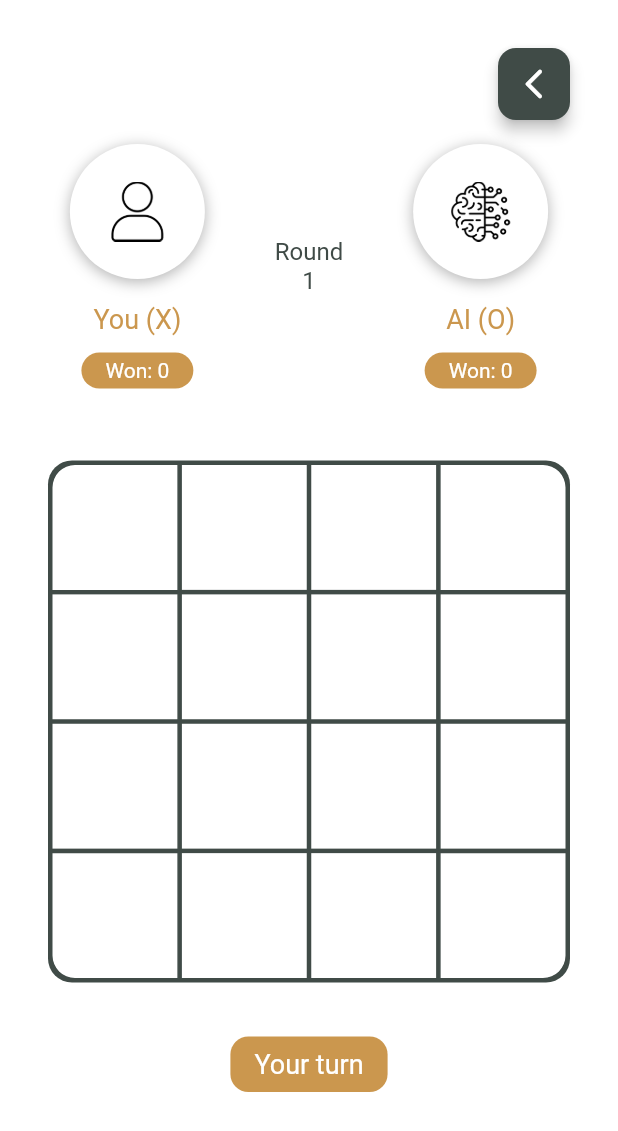
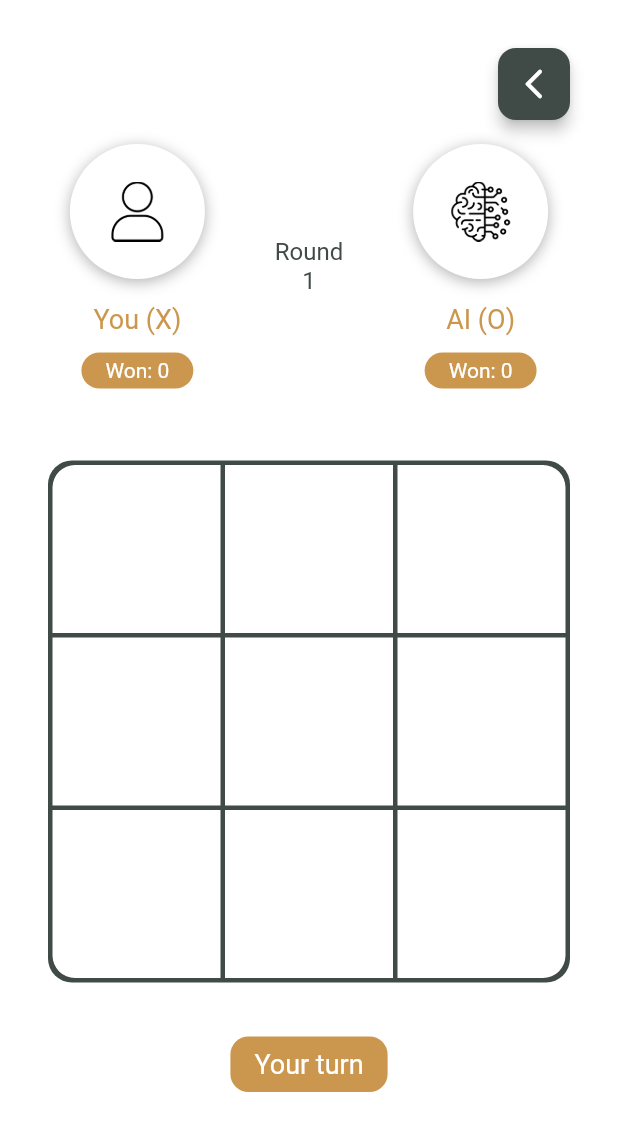
Before and after one commit to princesanjivy/tic-tac-toe, a Flutter app: the screen it shows after launch, after a tap on "Single", on a phone screen of 412 x 824 dp. Shown: the top 1131 px of the screen. Run offline on Flutter 3.47's test engine with Material 2 defaults, Android fonts, the phone set to English and light mode, and no system bars; drawn by our look-alikes of widget_and_text_animator; our stand-ins replace audioplayers, cloud_firestore, firebase_auth, firebase_core, firebase_database, fluttertoast and 6 more; accounts and stored records are empty; generated files the repository leaves out were written again; Roboto replaces fonts that are missing (Judson).

Commit message:
fixed board design in single_mode.dart

```diff
--- /dev/null
+++ b/lib/helper/board_desgin.dart
@@ -0,0 +1,34 @@
+import 'package:flutter/material.dart';
+import 'package:tic_tac_toe/helper/game.dart' as helper;
+
+class BoardDesign {
+  List<int> corners = [];
+  Map<int, BorderRadiusGeometry> borders = {};
+
+  BoardDesign(this.corners, this.borders);
+}
+
+BoardDesign boardDesign(List board) {
+  Map<int, BorderRadiusGeometry> borders = {};
+
+  List borderRadius = [
+    const BorderRadius.only(
+      topLeft: Radius.circular(16),
+    ),
+    const BorderRadius.only(
+      topRight: Radius.circular(16),
+    ),
+    const BorderRadius.only(
+      bottomLeft: Radius.circular(16),
+    ),
+    const BorderRadius.only(
+      bottomRight: Radius.circular(16),
+    ),
+  ];
+  List<int> corners = helper.findCornerPositions(board.length);
+  for (int i = 0; i < corners.length; i++) {
+    borders.addAll({corners[i]: borderRadius[i]});
+  }
+
+  return BoardDesign(corners, borders);
+}
--- a/lib/provider/single_mode_provider.dart
+++ b/lib/provider/single_mode_provider.dart
@@ -1,10 +1,14 @@
 import 'package:flutter/material.dart';
+import 'package:tic_tac_toe/components/pop_up.dart';
+import 'package:tic_tac_toe/helper/board_desgin.dart' as helper;
 import 'package:tic_tac_toe/helper/check_win.dart';
 import 'package:tic_tac_toe/helper/game.dart';
+import 'package:tic_tac_toe/helper/navigation.dart';
+import 'package:tic_tac_toe/helper/random_gen.dart';
 import 'package:tic_tac_toe/model/symbol.dart';
 
 class SingleModeProvider with ChangeNotifier {
-  List board = List.generate(16, (index) => 0);
+  List board = List.generate(9, (index) => 0); // Always start with 3*3 board
 
   Map<int, int> scores = {PlaySymbol.xInt: 0, PlaySymbol.oInt: 0};
   int round = 1;
@@ -19,6 +23,11 @@ class SingleModeProvider with ChangeNotifier {
 
   bool doStateChange = false;
 
+  List<int> corners = [];
+  Map<int, BorderRadiusGeometry> borders = {};
+
+  late Navigation navigation;
+
   void init(BuildContext c) {
     _context = c;
 
@@ -29,17 +38,17 @@ class SingleModeProvider with ChangeNotifier {
       aiChose = PlaySymbol.x;
       aiMove(aiChose);
     }
+    design();
+    navigation = Navigation(Navigator.of(c));
   }
 
   void aiMove(String chose) async {
     doStateChange = true;
     notifyListeners();
-    print(board);
-    print(turn);
-    print(playerChose);
+
     await Future.delayed(const Duration(milliseconds: 600), () {
       int index =
-      findBestMove(board, PlaySymbol.inNum(chose), getBoardSize(board));
+          findBestMove(board, PlaySymbol.inNum(chose), getBoardSize(board));
       bool skipCheck = false;
       {
         if (index == -1) {
@@ -49,7 +58,6 @@ class SingleModeProvider with ChangeNotifier {
           board[index] = PlaySymbol.inNum(chose);
           turn = (chose == PlaySymbol.x ? PlaySymbol.o : PlaySymbol.x);
 
-          // setState(() {});
           doStateChange = true;
           notifyListeners();
         }
@@ -81,33 +89,41 @@ class SingleModeProvider with ChangeNotifier {
 
     round += 1;
 
-    // setState(() {});
     doStateChange = true;
     notifyListeners();
 
-    showDialog(
-      context: _context,
+    PopUp.show(
+      _context,
+      title: "Game over",
+      description: "New game restarting in 5 seconds...",
+      button1Text: "Quit",
+      button2Text: "Rate game",
       barrierDismissible: false,
-      builder: (context) =>
-      const SimpleDialog(
-        children: [
-          Padding(
-            padding: EdgeInsets.all(8.0),
-            child: Text("Game over\n\nRestarting in 5 seconds..."),
-          ),
-        ],
-      ),
+      button1OnPressed: () {
+        navigation.goBack(_context);
+        navigation.goBack(_context);
+      },
+      button2OnPressed: () {
+        // open play store;
+      },
     );
     await Future.delayed(const Duration(seconds: 5), () {
-      // board = [0, 0, 0, 0, 0, 0, 0, 0, 0];
-      board = List.generate(16, (index) => 0);
+      board = List.generate(generateRandomBoardSize(), (index) => 0);
+
       result = Result(false, []);
       turn = (chose == PlaySymbol.x ? PlaySymbol.o : PlaySymbol.x);
 
-      Navigator.pop(_context);
-      // setState(() {});
+      navigation.goBack(_context);
       doStateChange = true;
+      design();
+
       notifyListeners();
     });
   }
+
+  void design() {
+    helper.BoardDesign bd = helper.boardDesign(board);
+    corners = bd.corners;
+    borders = bd.borders;
+  }
 }
--- a/lib/screen/home.dart
+++ b/lib/screen/home.dart
@@ -107,6 +107,7 @@ class _HomeScreenState extends State<HomeScreen> {
                       const VerticalSpacer(32),
                       MyButton(
                         msDelay: 800,
+                        doStateChange: true,
                         onPressed: () {
                           print("Player vs AI mode");
                           navigation.changeScreenReplacement(
--- a/lib/screen/single_mode.dart
+++ b/lib/screen/single_mode.dart
@@ -23,23 +23,6 @@ class SingleModeScreen extends StatefulWidget {
 }
 
 class SingleModeScreenState extends State<SingleModeScreen> {
-  List<int> corners = [0, 3, 12, 15];
-
-  Map<int, BorderRadiusGeometry> borders = {
-    0: const BorderRadius.only(
-      topLeft: Radius.circular(16),
-    ),
-    3: const BorderRadius.only(
-      topRight: Radius.circular(16),
-    ),
-    12: const BorderRadius.only(
-      bottomLeft: Radius.circular(16),
-    ),
-    15: const BorderRadius.only(
-      bottomRight: Radius.circular(16),
-    ),
-  };
-
   late Navigation navigation;
 
   @override
@@ -171,8 +154,8 @@ class SingleModeScreenState extends State<SingleModeScreen> {
                                     color: themeProvider.primaryColor,
                                     // width: 2,
                                   ),
-                                  borderRadius: corners.contains(index)
-                                      ? borders[index]
+                                  borderRadius: provider.corners.contains(index)
+                                      ? provider.borders[index]
                                       : null,
                                 ),
                                 child: Center(
```
Also changed, not shown: lib/screen/game.dart (+4 -8 lines), lib/screen/lobby.dart (+2 -11 lines), lib/screen/room.dart (+51 -21 lines).
